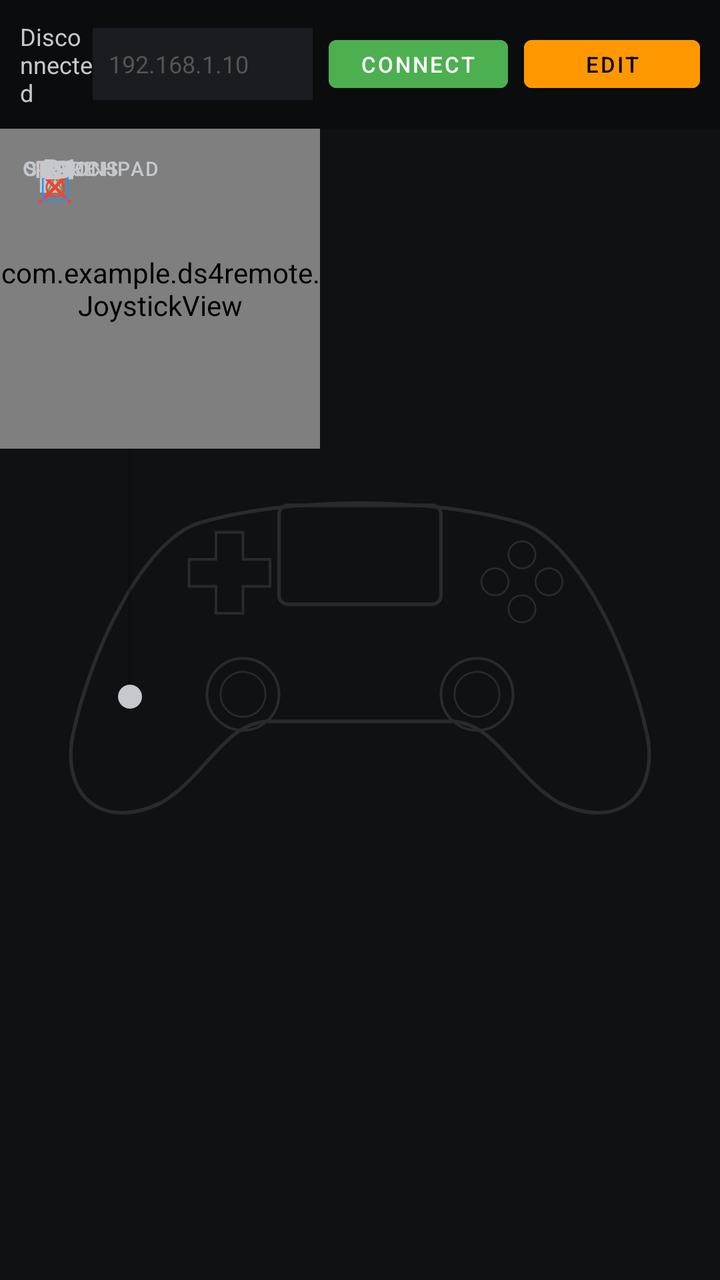
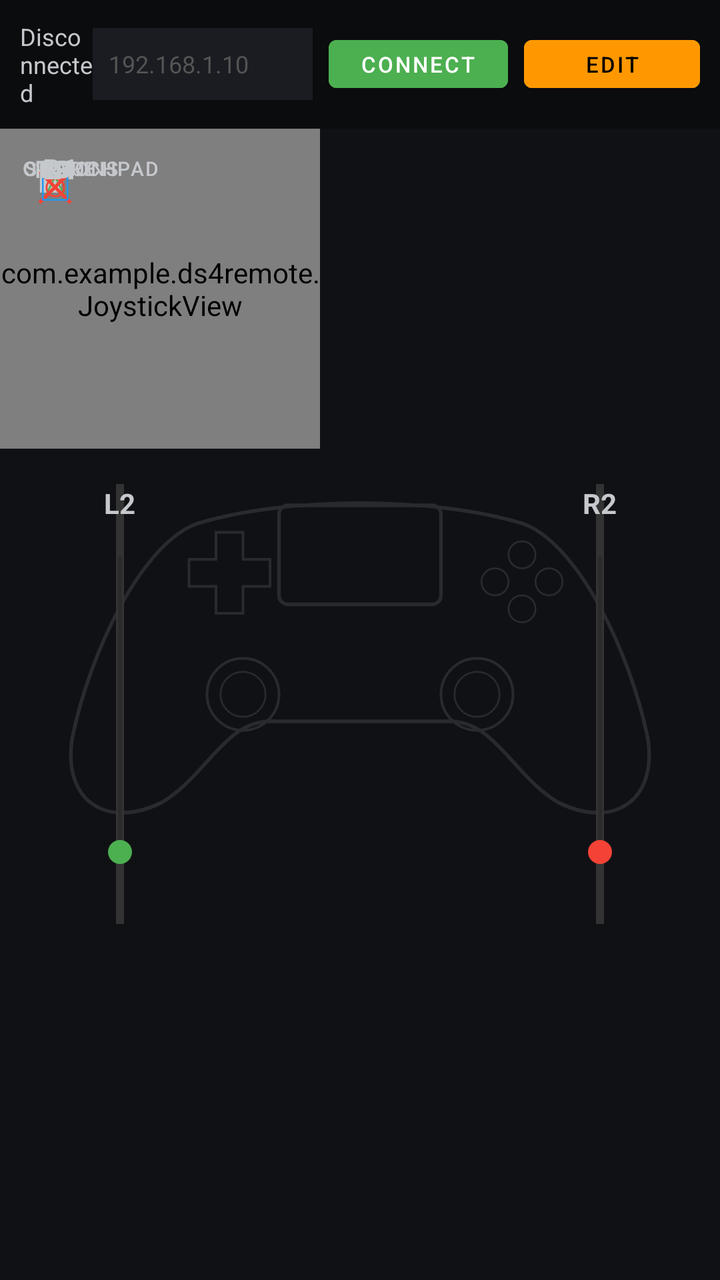

Compare the two renders of this Android layout. The source of the first and the diff that turns it into the second are given below.
<!-- AndroidManifest.xml: application theme Theme.MaterialComponents.DayNight.NoActionBar -->
<!-- res/layout/activity_main.xml -->
<?xml version="1.0" encoding="utf-8"?>
<RelativeLayout xmlns:android="http://schemas.android.com/apk/res/android"
    android:layout_width="match_parent"
    android:layout_height="match_parent"
    android:background="#101114">

    
    <ImageView
        android:layout_width="match_parent"
        android:layout_height="match_parent"
        android:layout_centerInParent="true"
        android:scaleType="fitCenter"
        android:src="@drawable/controller_outline"
        android:alpha="0.6"
        android:id="@+id/bg_controller"/>

    
    <FrameLayout
        android:id="@+id/gamepadArea"
        android:layout_width="match_parent"
        android:layout_height="match_parent"
        android:layout_below="@+id/topBar">

        
        <FrameLayout
            android:id="@+id/containerL2"
            android:layout_width="70dp"
            android:layout_height="200dp"
            android:layout_marginLeft="30dp"
            android:layout_marginTop="100dp">
            <SeekBar
                android:id="@+id/btnL2"
                android:layout_width="200dp"
                android:layout_height="70dp"
                android:layout_gravity="center"
                android:rotation="-90"
                android:max="100"
                android:progress="0"
                android:progressTint="#C5C8CC"
                android:thumbTint="#C5C8CC" />
        </FrameLayout>

        
        <FrameLayout
            android:id="@+id/containerR2"
            android:layout_width="70dp"
            android:layout_height="200dp"
            android:layout_marginLeft="700dp"
            android:layout_marginTop="100dp">
            <SeekBar
                android:id="@+id/btnR2"
                android:layout_width="200dp"
                android:layout_height="70dp"
                android:layout_gravity="center"
                android:rotation="-90"
                android:max="100"
                android:progress="0"
                android:progressTint="#C5C8CC"
                android:thumbTint="#C5C8CC" />
        </FrameLayout>

        
        <Button android:id="@+id/dpadUp" android:text="▲" android:layout_width="50dp" android:layout_height="50dp" android:padding="0dp" android:textSize="18sp" android:background="@android:color/transparent" android:textColor="#C5C8CC" />
        <Button android:id="@+id/dpadDown" android:text="▼" android:layout_width="50dp" android:layout_height="50dp" android:padding="0dp" android:textSize="18sp" android:background="@android:color/transparent" android:textColor="#C5C8CC" />
        <Button android:id="@+id/dpadLeft" android:text="◀" android:layout_width="50dp" android:layout_height="50dp" android:padding="0dp" android:textSize="18sp" android:background="@android:color/transparent" android:textColor="#C5C8CC" />
        <Button android:id="@+id/dpadRight" android:text="▶" android:layout_width="50dp" android:layout_height="50dp" android:padding="0dp" android:textSize="18sp" android:background="@android:color/transparent" android:textColor="#C5C8CC" />

        
        <Button android:id="@+id/btnY" android:text="△" android:layout_width="55dp" android:layout_height="55dp" android:padding="0dp" android:textSize="22sp" android:background="@android:color/transparent" android:textColor="#4CAF50" />
        <Button android:id="@+id/btnA" android:text="✕" android:layout_width="55dp" android:layout_height="55dp" android:padding="0dp" android:textSize="22sp" android:background="@android:color/transparent" android:textColor="#F44336" />
        <Button android:id="@+id/btnX" android:text="□" android:layout_width="55dp" android:layout_height="55dp" android:padding="0dp" android:textSize="22sp" android:background="@android:color/transparent" android:textColor="#2196F3" />
        <Button android:id="@+id/btnB" android:text="○" android:layout_width="55dp" android:layout_height="55dp" android:padding="0dp" android:textSize="22sp" android:background="@android:color/transparent" android:textColor="#F44336" />

        
        <Button android:id="@+id/btnL1" android:text="L1" android:layout_width="60dp" android:layout_height="40dp" android:padding="0dp" android:textSize="14sp" android:background="@android:color/transparent" android:textColor="#C5C8CC" />
        <Button android:id="@+id/btnR1" android:text="R1" android:layout_width="60dp" android:layout_height="40dp" android:padding="0dp" android:textSize="14sp" android:background="@android:color/transparent" android:textColor="#C5C8CC" />

        
        <Button android:id="@+id/btnShare" android:text="SHARE" android:layout_width="60dp" android:layout_height="40dp" android:padding="0dp" android:textSize="10sp" android:background="@android:color/transparent" android:textColor="#C5C8CC" />
        <Button android:id="@+id/btnPS" android:text="PS" android:layout_width="50dp" android:layout_height="40dp" android:padding="0dp" android:textSize="12sp" android:background="@android:color/transparent" android:textColor="#C5C8CC" />
        <Button android:id="@+id/btnOptions" android:text="OPTIONS" android:layout_width="70dp" android:layout_height="40dp" android:padding="0dp" android:textSize="10sp" android:background="@android:color/transparent" android:textColor="#C5C8CC" />

        
        <com.example.ds4remote.JoystickView android:id="@+id/leftStick" android:layout_width="160dp" android:layout_height="160dp" />
        <com.example.ds4remote.JoystickView android:id="@+id/rightStick" android:layout_width="160dp" android:layout_height="160dp" />

        
        <Button android:id="@+id/btnL3" android:text="L3" android:layout_width="55dp" android:layout_height="40dp" android:padding="0dp" android:textSize="12sp" android:background="@android:color/transparent" android:textColor="#C5C8CC" />
        <Button android:id="@+id/btnTouchpad" android:text="TOUCHPAD" android:layout_width="100dp" android:layout_height="40dp" android:padding="0dp" android:textSize="10sp" android:background="@android:color/transparent" android:textColor="#C5C8CC" />
        <Button android:id="@+id/btnR3" android:text="R3" android:layout_width="55dp" android:layout_height="40dp" android:padding="0dp" android:textSize="12sp" android:background="@android:color/transparent" android:textColor="#C5C8CC" />
    </FrameLayout>

    
    <LinearLayout
        android:id="@+id/topBar"
        android:layout_width="match_parent"
        android:layout_height="wrap_content"
        android:orientation="horizontal"
        android:padding="10dp"
        android:background="#0B0C0E"
        android:gravity="center_vertical"
        android:layout_alignParentTop="true">

        <TextView android:id="@+id/status" android:layout_width="0dp" android:layout_height="wrap_content"
            android:layout_weight="1" android:textColor="#C5C8CC" android:textSize="12sp" android:text="Disconnected"/>

        <EditText android:id="@+id/ipInput" android:layout_width="110dp" android:layout_height="36dp"
            android:hint="192.168.1.10" android:textColorHint="#555" android:textColor="#FFF"
            android:textSize="12sp" android:inputType="text" android:background="#1A1C21" android:padding="8dp"/>

        <Button android:id="@+id/connectBtn" android:layout_width="wrap_content" android:layout_height="36dp"
            android:text="CONNECT" android:textSize="11sp" android:layout_marginStart="8dp"
            android:backgroundTint="#4CAF50" android:textColor="#FFFFFF"/>

        <Button android:id="@+id/editLayoutBtn" android:layout_width="wrap_content" android:layout_height="36dp"
            android:text="EDIT" android:textSize="11sp" android:layout_marginStart="8dp"
            android:backgroundTint="#FF9800" android:textColor="#000000"/>
            
        <Button android:id="@+id/resetLayoutBtn" android:layout_width="wrap_content" android:layout_height="36dp"
            android:text="RESET" android:textSize="11sp" android:layout_marginStart="8dp"
            android:backgroundTint="#F44336" android:textColor="#FFFFFF" android:visibility="gone"/>
        <Button android:id="@+id/exportLayoutBtn" android:layout_width="wrap_content" android:layout_height="36dp"
            android:text="SAVE" android:textSize="11sp" android:layout_marginStart="8dp"
            android:backgroundTint="#2196F3" android:textColor="#FFFFFF" android:visibility="gone"/>
        <Button android:id="@+id/importLayoutBtn" android:layout_width="wrap_content" android:layout_height="36dp"
            android:text="LOAD" android:textSize="11sp" android:layout_marginStart="8dp"
            android:backgroundTint="#9C27B0" android:textColor="#FFFFFF" android:visibility="gone"/>
    </LinearLayout>
</RelativeLayout>
<!-- resources referenced by this layout -->
<resources>
  <!-- drawable controller_outline: vector/xml drawable (drawable, 2615 chars, omitted) -->
</resources>

<!-- the commit's change to res/layout/activity_main.xml (unified diff, before → after) -->
@@ -24,39 +24,71 @@
         
         <FrameLayout
             android:id="@+id/containerL2"
-            android:layout_width="70dp"
-            android:layout_height="200dp"
-            android:layout_marginLeft="30dp"
-            android:layout_marginTop="100dp">
+            android:layout_width="80dp"
+            android:layout_height="220dp"
+            android:layout_gravity="left|center_vertical"
+            android:layout_marginLeft="20dp">
+            
+            
+            <View
+                android:layout_width="4dp"
+                android:layout_height="match_parent"
+                android:layout_gravity="center_horizontal"
+                android:background="#333333" />
+                
+            <TextView
+                android:layout_width="wrap_content"
+                android:layout_height="wrap_content"
+                android:text="L2"
+                android:textColor="#C5C8CC"
+                android:layout_gravity="top|center_horizontal"
+                android:textStyle="bold" />
+
             <SeekBar
                 android:id="@+id/btnL2"
-                android:layout_width="200dp"
-                android:layout_height="70dp"
+                android:layout_width="180dp"
+                android:layout_height="80dp"
                 android:layout_gravity="center"
                 android:rotation="-90"
                 android:max="100"
                 android:progress="0"
-                android:progressTint="#C5C8CC"
-                android:thumbTint="#C5C8CC" />
+                android:progressTint="#4CAF50"
+                android:thumbTint="#4CAF50" />
         </FrameLayout>
 
         
         <FrameLayout
             android:id="@+id/containerR2"
-            android:layout_width="70dp"
-            android:layout_height="200dp"
-            android:layout_marginLeft="700dp"
-            android:layout_marginTop="100dp">
+            android:layout_width="80dp"
+            android:layout_height="220dp"
+            android:layout_gravity="right|center_vertical"
+            android:layout_marginRight="20dp">
+            
+            
+            <View
+                android:layout_width="4dp"
+                android:layout_height="match_parent"
+                android:layout_gravity="center_horizontal"
+                android:background="#333333" />
+
+            <TextView
+                android:layout_width="wrap_content"
+                android:layout_height="wrap_content"
+                android:text="R2"
+                android:textColor="#C5C8CC"
+                android:layout_gravity="top|center_horizontal"
+                android:textStyle="bold" />
+
             <SeekBar
                 android:id="@+id/btnR2"
-                android:layout_width="200dp"
-                android:layout_height="70dp"
+                android:layout_width="180dp"
+                android:layout_height="80dp"
                 android:layout_gravity="center"
                 android:rotation="-90"
                 android:max="100"
                 android:progress="0"
-                android:progressTint="#C5C8CC"
-                android:thumbTint="#C5C8CC" />
+                android:progressTint="#F44336"
+                android:thumbTint="#F44336" />
         </FrameLayout>
 
         
